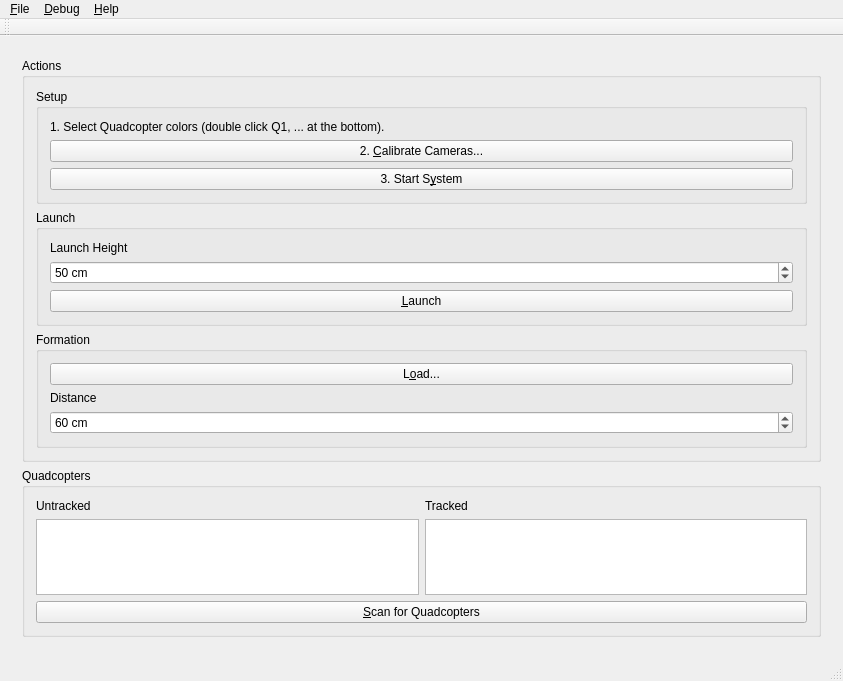
This is mainwindow.ui in KITrokopter/GUI-Application as Qt 5 draws it before an edit. The edited form follows.
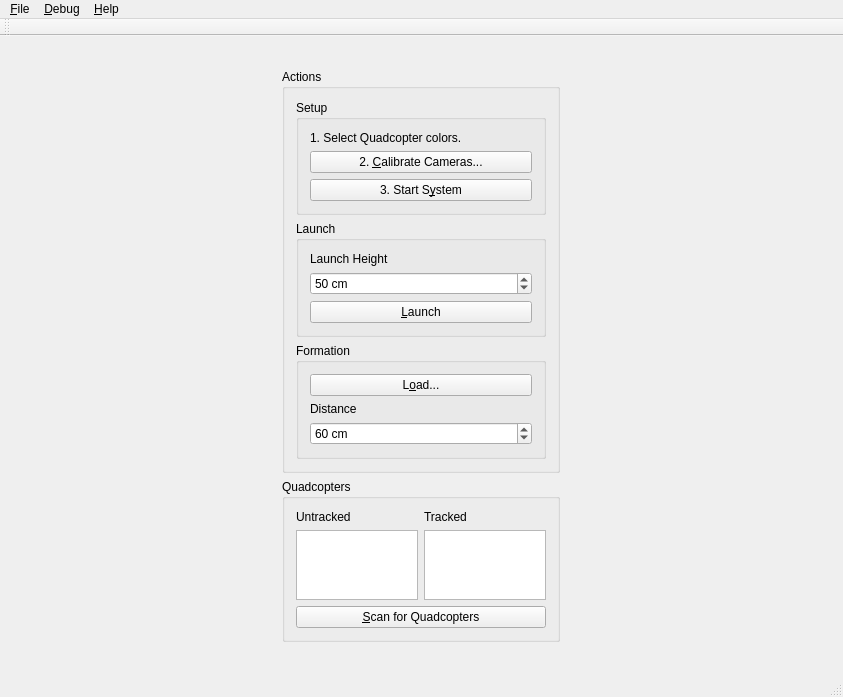
This is the edited form.

Commit message: Don't grow the controls panel

```diff
--- a/mainwindow.ui
+++ b/mainwindow.ui
@@ -25,6 +25,19 @@
      <widget class="QWidget" name="superWidget" native="true">
       <layout class="QHBoxLayout" name="horizontalLayout">
        <item>
+        <widget class="QWidget" name="controlWidget" native="true">
+         <property name="sizePolicy">
+          <sizepolicy hsizetype="Fixed" vsizetype="Preferred">
+           <horstretch>0</horstretch>
+           <verstretch>0</verstretch>
+          </sizepolicy>
+         </property>
+         <property name="maximumSize">
+          <size>
+           <width>300</width>
+           <height>16777215</height>
+          </size>
+         </property>
         <layout class="QVBoxLayout" name="verticalLayout_7">
          <item>
           <widget class="QGroupBox" name="groupBox_2">
@@ -41,7 +54,7 @@
                <item>
                 <widget class="QLabel" name="label_5">
                  <property name="text">
-                  <string>1. Select Quadcopter colors (double click Q1, ... at the bottom).</string>
+                   <string>1. Select Quadcopter colors.</string>
                  </property>
                 </widget>
                </item>
@@ -202,6 +215,7 @@
           </widget>
          </item>
         </layout>
+        </widget>
        </item>
       </layout>
      </widget>
```
Left out of the diff: 28 changed lines with no effect on the pictures. Lines whose indentation alone changed are shown as unchanged.
